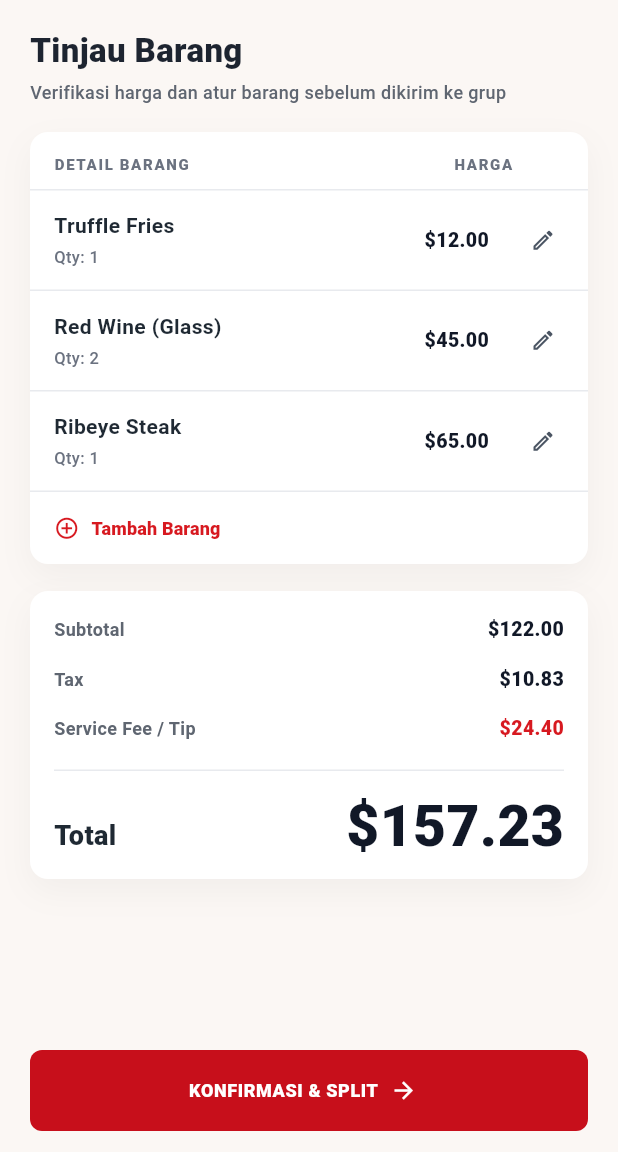
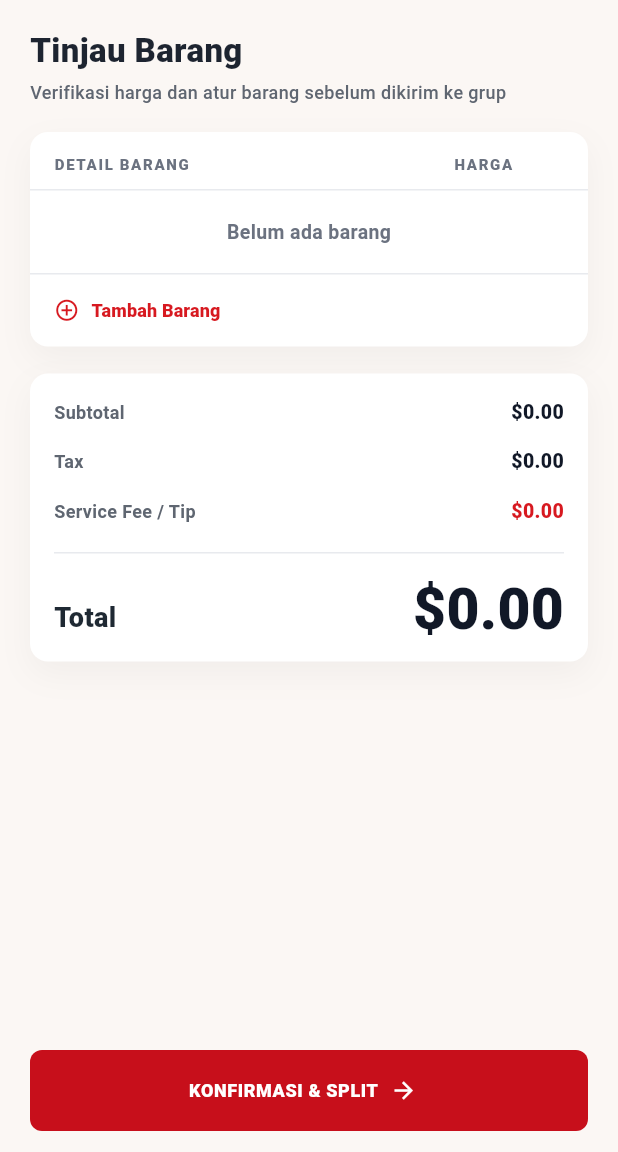
Before and after one commit to Riskidewanti/project_splitsync, a Flutter app: the OCRResultPage screen opened directly with empty values, after a tap on "Proses", on a phone screen of 412 x 824 dp, the part 84-1236 px from its top. Run offline on Flutter 3.47's test engine with Material 3 defaults, Android fonts, the phone set to English and light mode, and no system bars; our stand-ins replace equatable, image_picker, supabase_flutter; missing offline and left inert: google_mlkit_text_recognition; accounts and stored records are empty.

Commit message:
use parsed receipt items

```diff
--- a/lib/features/ocr/presentation/pages/ocr_result_page.dart
+++ b/lib/features/ocr/presentation/pages/ocr_result_page.dart
@@ -9,12 +9,14 @@ class OCRResultPage extends StatelessWidget {
     required this.total,
     required this.date,
     required this.category,
+    required this.items,
   });
 
   final String merchant;
   final double total;
   final DateTime? date;
   final String category;
+  final List<ReceiptItem> items;
 
   @override
   Widget build(BuildContext context) {
@@ -78,7 +80,7 @@ class OCRResultPage extends StatelessWidget {
                         category: category,
                       ),
                       const Spacer(),
-                      const _BottomActions(),
+                      _BottomActions(items: items),
                     ],
                   ),
                 ),
@@ -332,7 +334,9 @@ class _CategoryChip extends StatelessWidget {
 }
 
 class _BottomActions extends StatelessWidget {
-  const _BottomActions();
+  const _BottomActions({required this.items});
+
+  final List<ReceiptItem> items;
 
   @override
   Widget build(BuildContext context) {
@@ -375,27 +379,11 @@ class _BottomActions extends StatelessWidget {
                   context,
                   MaterialPageRoute<void>(
                     builder: (BuildContext context) {
-                      return const EditItemsPage(
-                        items: <ReceiptItem>[
-                          ReceiptItem(
-                            name: 'Truffle Fries',
-                            quantity: 1,
-                            price: 12,
-                          ),
-                          ReceiptItem(
-                            name: 'Red Wine (Glass)',
-                            quantity: 2,
-                            price: 45,
-                          ),
-                          ReceiptItem(
-                            name: 'Ribeye Steak',
-                            quantity: 1,
-                            price: 65,
-                          ),
-                        ],
-                        subtotal: 122,
-                        tax: 10.83,
-                        serviceFee: 24.40,
+                      return EditItemsPage(
+                        items: items,
+                        subtotal: _itemsSubtotal(items),
+                        tax: 0,
+                        serviceFee: 0,
                       );
                     },
                   ),
@@ -445,6 +433,12 @@ class _CardShell extends StatelessWidget {
   }
 }
 
+double _itemsSubtotal(List<ReceiptItem> items) {
+  return items.fold<double>(0, (double subtotal, ReceiptItem item) {
+    return subtotal + item.price;
+  });
+}
+
 String _formatCurrency(double value) {
   final String fixed = value.toStringAsFixed(2);
   final List<String> parts = fixed.split('.');
```
Also changed, not shown: lib/features/ocr/presentation/pages/ocr_capture_result_page.dart (+26 -1 lines).
